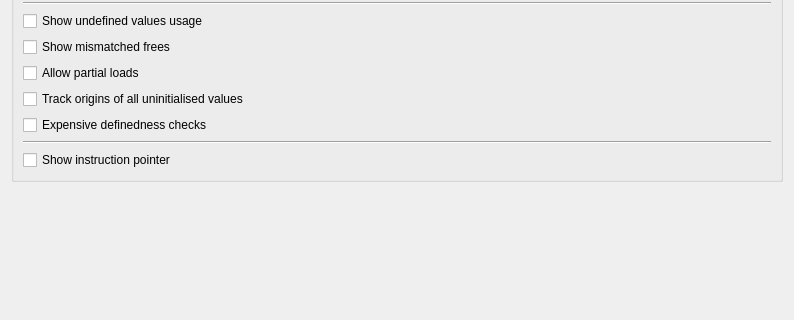
Old version of the form tools/memcheck/configpage.ui in the repository KDE/kdev-valgrind; both pictures show x 0 to 794 and y 222 to 542 of the 794 by 732 pixel window.
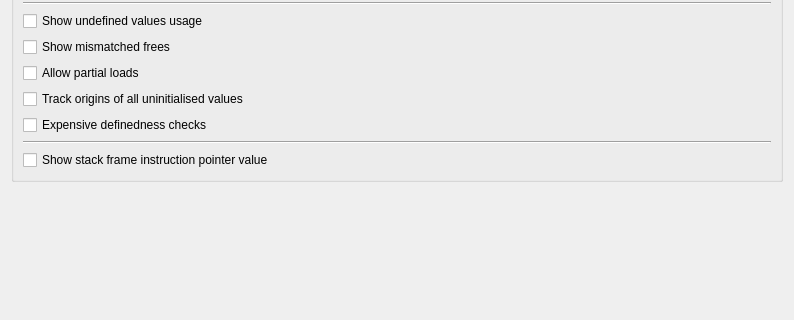
New version of the form.

```diff
--- a/tools/memcheck/configpage.ui
+++ b/tools/memcheck/configpage.ui
@@ -298,7 +298,7 @@
       <item>
        <widget class="QCheckBox" name="showInstructionPointer">
         <property name="text">
-         <string>Show instruction pointer</string>
+         <string>Show stack frame instruction pointer value</string>
         </property>
        </widget>
       </item>
```
